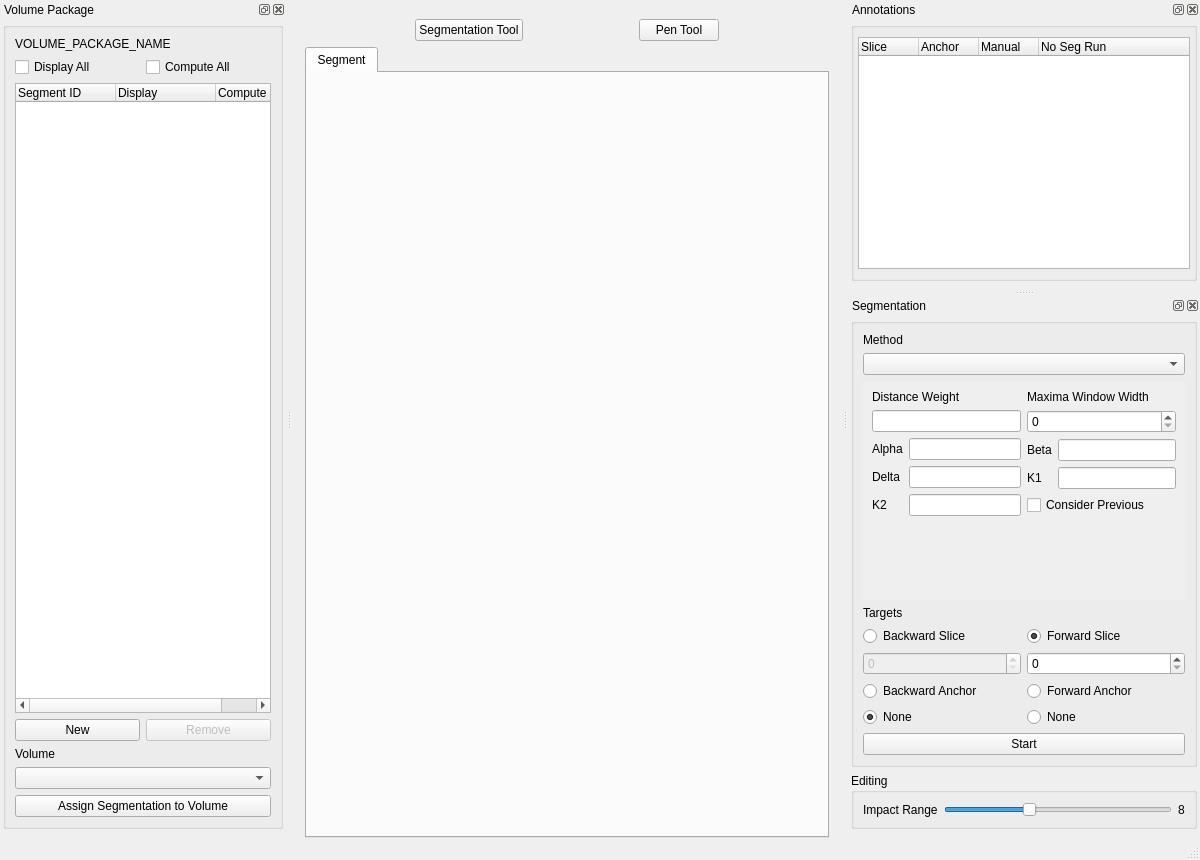
Old version of the form volume-cartographer/apps/VC/VCMain.ui in the repository SuperOptimizer/villa.
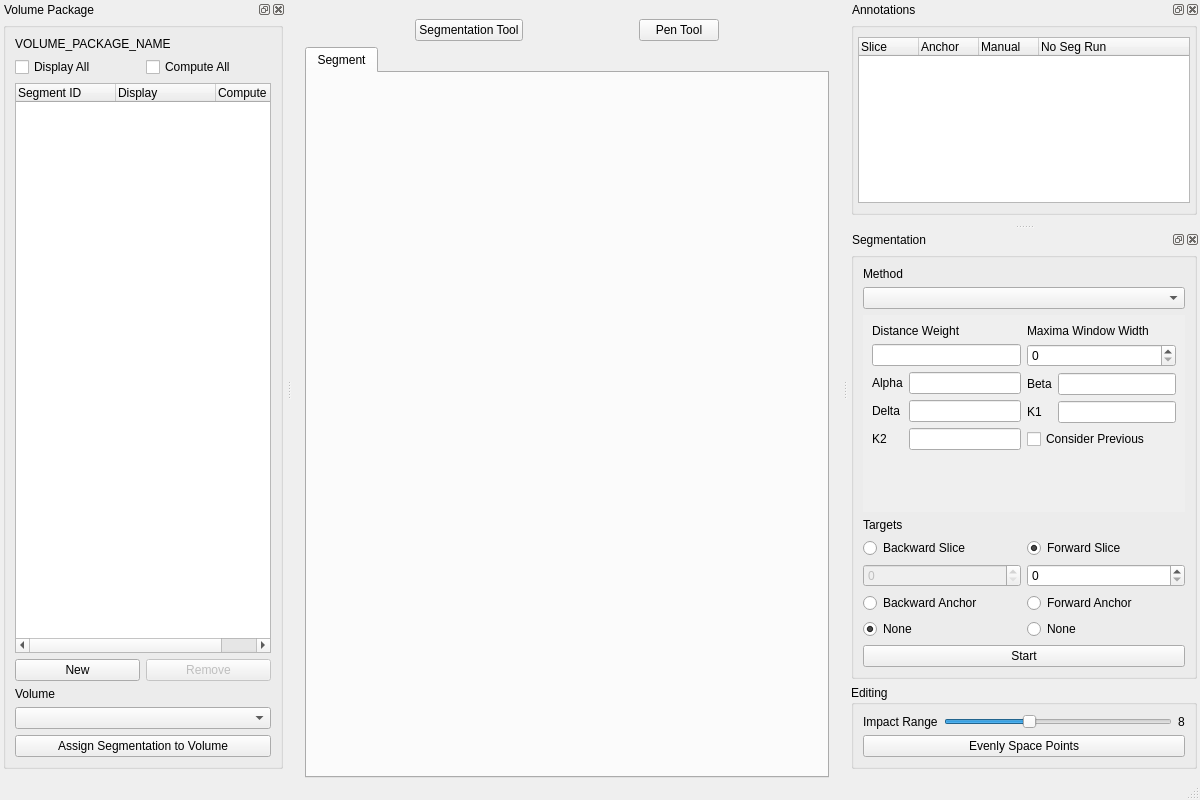
New version of the form. Icons and pictures are not drawn.

Commit message: - color code the text popups next to cursor in segment viewer - add "evenly space buttons" option to seg tool - prevent too early undo stack clearing

The edit to the form file:
```diff
--- a/volume-cartographer/apps/VC/VCMain.ui
+++ b/volume-cartographer/apps/VC/VCMain.ui
@@ -7,7 +7,7 @@
     <x>0</x>
     <y>0</y>
     <width>1200</width>
-    <height>860</height>
+    <height>800</height>
    </rect>
   </property>
   <property name="sizePolicy">
@@ -410,7 +410,7 @@
    <property name="minimumSize">
     <size>
      <width>352</width>
-     <height>429</height>
+     <height>548</height>
     </size>
    </property>
    <property name="allowedAreas">
@@ -487,7 +487,7 @@
              <x>0</x>
              <y>0</y>
              <width>396</width>
-             <height>207</height>
+             <height>161</height>
             </rect>
            </property>
            <property name="layoutDirection">
@@ -728,7 +728,9 @@
        <property name="title">
         <string>Editing</string>
        </property>
-       <layout class="QHBoxLayout" name="verticalLayout_13">
+       <layout class="QVBoxLayout" name="verticalLayout_11">
+        <item>
+         <layout class="QHBoxLayout" name="horizontalLayout">
         <item>
          <widget class="QLabel" name="label">
           <property name="text">
@@ -760,6 +762,15 @@
          </widget>
         </item>
        </layout>
+        </item>
+        <item>
+         <widget class="QPushButton" name="btnEvenlySpacePoints">
+          <property name="text">
+           <string>Evenly Space Points</string>
+          </property>
+         </widget>
+        </item>
+       </layout>
       </widget>
      </item>
     </layout>
```
Left out of the diff: 2 changed lines with no effect on the pictures. Lines whose indentation alone changed are shown as unchanged. The commit also changes 9 other files.
